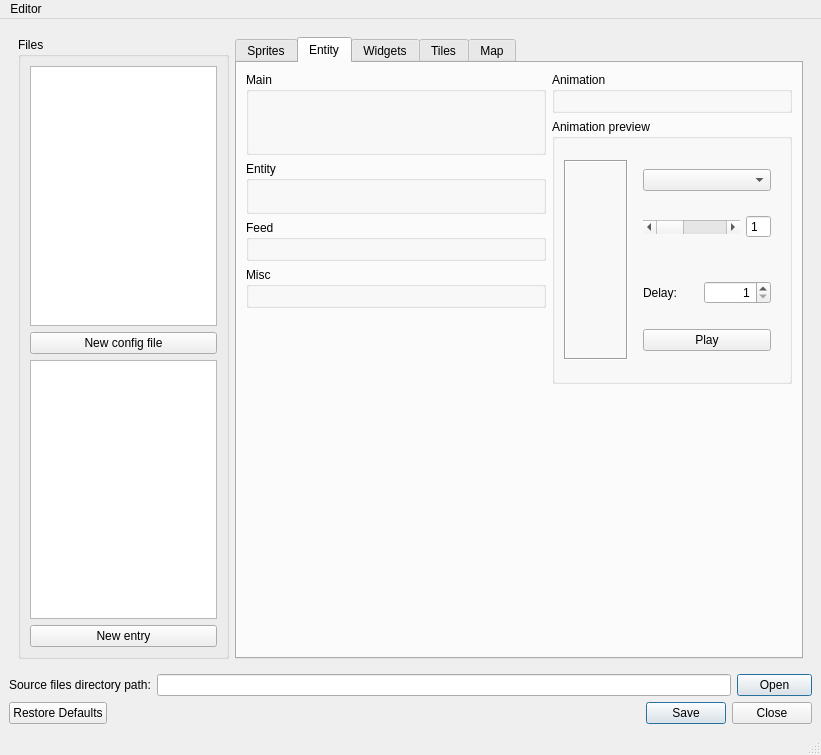
Old version of the form Editor.ui in the repository Yukkurigame/Yukkuri.
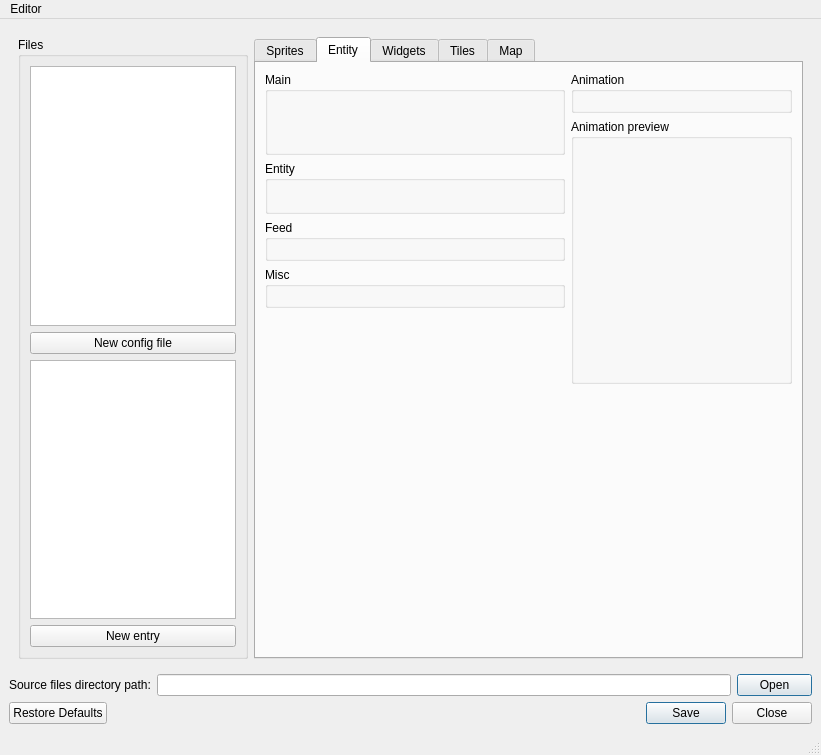
New version of the form. Custom widgets are drawn as their Qt base class.

Commit message: Tie animation preview with table.

```diff
--- a/Editor.ui
+++ b/Editor.ui
@@ -360,232 +360,8 @@
                   <string>Animation preview</string>
                  </property>
                  <layout class="QGridLayout" name="gridLayout_2">
-                  <item row="0" column="2">
-                   <widget class="QWidget" name="EntityAnimationSettings" native="true">
-                    <layout class="QVBoxLayout" name="verticalLayout_5">
-                     <item>
-                      <widget class="QComboBox" name="EntityAnimationChooser"/>
-                     </item>
-                     <item>
-                      <widget class="QWidget" name="EntityAnimationFrame" native="true">
-                       <property name="enabled">
-                        <bool>true</bool>
-                       </property>
-                       <layout class="QHBoxLayout" name="width_5">
-                        <property name="margin">
-                         <number>0</number>
-                        </property>
-                        <item>
-                         <widget class="QScrollBar" name="horizontalScrollBar_2">
-                          <property name="enabled">
-                           <bool>true</bool>
-                          </property>
-                          <property name="sizePolicy">
-                           <sizepolicy hsizetype="MinimumExpanding" vsizetype="Fixed">
-                            <horstretch>0</horstretch>
-                            <verstretch>0</verstretch>
-                           </sizepolicy>
-                          </property>
-                          <property name="minimum">
-                           <number>1</number>
-                          </property>
-                          <property name="maximum">
-                           <number>99</number>
-                          </property>
-                          <property name="orientation">
-                           <enum>Qt::Horizontal</enum>
-                          </property>
-                          <property name="invertedAppearance">
-                           <bool>false</bool>
-                          </property>
-                         </widget>
-                        </item>
-                        <item>
-                         <widget class="QSpinBox" name="spinBox_4">
-                          <property name="maximumSize">
-                           <size>
-                            <width>30</width>
-                            <height>16777215</height>
-                           </size>
-                          </property>
-                          <property name="alignment">
-                           <set>Qt::AlignLeading|Qt::AlignLeft|Qt::AlignVCenter</set>
-                          </property>
-                          <property name="buttonSymbols">
-                           <enum>QAbstractSpinBox::NoButtons</enum>
-                          </property>
-                          <property name="minimum">
-                           <number>1</number>
-                          </property>
-                          <property name="maximum">
-                           <number>99</number>
-                          </property>
-                         </widget>
-                        </item>
-                       </layout>
-                      </widget>
-                     </item>
-                     <item>
-                      <widget class="QWidget" name="EntityAnimationDelay" native="true">
-                       <layout class="QHBoxLayout" name="imgrows_3">
-                        <property name="margin">
-                         <number>0</number>
-                        </property>
-                        <item>
-                         <widget class="QLabel" name="label_33">
-                          <property name="text">
-                           <string>Delay:</string>
-                          </property>
-                         </widget>
-                        </item>
-                        <item>
-                         <spacer name="horizontalSpacer_31">
-                          <property name="orientation">
-                           <enum>Qt::Horizontal</enum>
-                          </property>
-                          <property name="sizeHint" stdset="0">
-                           <size>
-                            <width>40</width>
-                            <height>20</height>
-                           </size>
-                          </property>
-                         </spacer>
-                        </item>
-                        <item>
-                         <widget class="QSpinBox" name="DelaySpin">
-                          <property name="sizePolicy">
-                           <sizepolicy hsizetype="MinimumExpanding" vsizetype="Fixed">
-                            <horstretch>0</horstretch>
-                            <verstretch>0</verstretch>
-                           </sizepolicy>
-                          </property>
-                          <property name="minimumSize">
-                           <size>
-                            <width>0</width>
-                            <height>0</height>
-                           </size>
-                          </property>
-                          <property name="sizeIncrement">
-                           <size>
-                            <width>0</width>
-                            <height>0</height>
-                           </size>
-                          </property>
-                          <property name="baseSize">
-                           <size>
-                            <width>0</width>
-                            <height>0</height>
-                           </size>
-                          </property>
-                          <property name="mouseTracking">
-                           <bool>false</bool>
-                          </property>
-                          <property name="acceptDrops">
-                           <bool>false</bool>
-                          </property>
-                          <property name="layoutDirection">
-                           <enum>Qt::LeftToRight</enum>
-                          </property>
-                          <property name="autoFillBackground">
-                           <bool>false</bool>
-                          </property>
-                          <property name="wrapping">
-                           <bool>false</bool>
-                          </property>
-                          <property name="frame">
-                           <bool>true</bool>
-                          </property>
-                          <property name="alignment">
-                           <set>Qt::AlignRight|Qt::AlignTrailing|Qt::AlignVCenter</set>
-                          </property>
-                          <property name="keyboardTracking">
-                           <bool>true</bool>
-                          </property>
-                          <property name="minimum">
-                           <number>1</number>
-                          </property>
-                          <property name="maximum">
-                           <number>999999999</number>
-                          </property>
-                         </widget>
-                        </item>
-                       </layout>
-                      </widget>
-                     </item>
-                     <item>
-                      <widget class="QPushButton" name="EntityAnimationPlay">
-                       <property name="text">
-                        <string>Play</string>
-                       </property>
-                       <property name="autoDefault">
-                        <bool>false</bool>
-                       </property>
-                       <property name="default">
-                        <bool>false</bool>
-                       </property>
-                       <property name="flat">
-                        <bool>false</bool>
-                       </property>
-                      </widget>
-                     </item>
-                    </layout>
-                   </widget>
-                  </item>
                   <item row="0" column="0">
-                   <spacer name="horizontalSpacer_2">
-                    <property name="orientation">
-                     <enum>Qt::Horizontal</enum>
-                    </property>
-                    <property name="sizeType">
-                     <enum>QSizePolicy::Fixed</enum>
-                    </property>
-                    <property name="sizeHint" stdset="0">
-                     <size>
-                      <width>0</width>
-                      <height>20</height>
-                     </size>
-                    </property>
-                   </spacer>
-                  </item>
-                  <item row="0" column="1">
-                   <widget class="QFrame" name="frame">
-                    <property name="minimumSize">
-                     <size>
-                      <width>64</width>
-                      <height>64</height>
-                     </size>
-                    </property>
-                    <property name="maximumSize">
-                     <size>
-                      <width>200</width>
-                      <height>200</height>
-                     </size>
-                    </property>
-                    <property name="frameShape">
-                     <enum>QFrame::Box</enum>
-                    </property>
-                    <property name="frameShadow">
-                     <enum>QFrame::Sunken</enum>
-                    </property>
-                    <layout class="QHBoxLayout" name="horizontalLayout_8">
-                     <property name="spacing">
-                      <number>0</number>
-                     </property>
-                     <property name="margin">
-                      <number>0</number>
-                     </property>
-                     <item>
-                      <widget class="YImageViewWidget" name="EntityAnimationViewer" native="true">
-                       <property name="toolTip">
-                        <string/>
-                       </property>
-                       <property name="styleSheet">
-                        <string notr="true">background: transparent;</string>
-                       </property>
-                      </widget>
-                     </item>
-                    </layout>
-                   </widget>
+                   <widget class="YAnimationPreviewWidget" name="EntityAnimationSettings" native="true"/>
                   </item>
                  </layout>
                 </widget>
@@ -1321,6 +1097,18 @@
    <extends>QWidget</extends>
    <header>widgets</header>
    <container>1</container>
+   <slots>
+    <signal>changed()</signal>
+   </slots>
+  </customwidget>
+  <customwidget>
+   <class>YAnimationPreviewWidget</class>
+   <extends>QWidget</extends>
+   <header>widgets</header>
+   <container>1</container>
+   <slots>
+    <slot>updateData()</slot>
+   </slots>
   </customwidget>
  </customwidgets>
  <tabstops>
```
Left out of the diff: 48 changed lines with no effect on the pictures. The commit also changes 12 other files.
